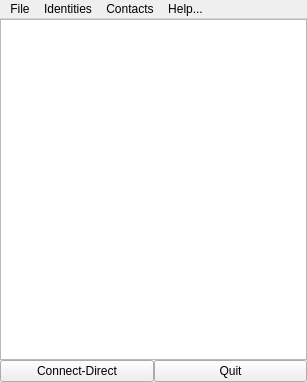
First picture: the form in ui/dchat.ui, repository berndhs/egalite, before the edit.
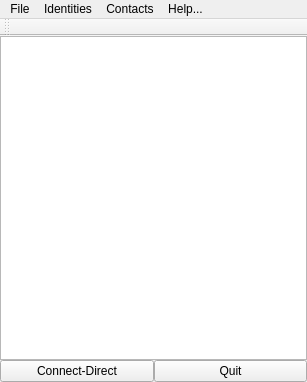
Second picture: the form after the edit. Icons and pictures are not drawn.

```diff
--- a/ui/dchat.ui
+++ b/ui/dchat.ui
@@ -119,6 +119,17 @@
    <addaction name="menuContacts"/>
    <addaction name="menuHelp"/>
   </widget>
+  <widget class="QToolBar" name="toolBar">
+   <property name="windowTitle">
+    <string>toolBar</string>
+   </property>
+   <attribute name="toolBarArea">
+    <enum>TopToolBarArea</enum>
+   </attribute>
+   <attribute name="toolBarBreak">
+    <bool>false</bool>
+   </attribute>
+  </widget>
   <action name="actionLog_In">
    <property name="text">
     <string>Log In Xmpp</string>
```
Left out of the diff: 36 changed lines with no effect on the pictures.
